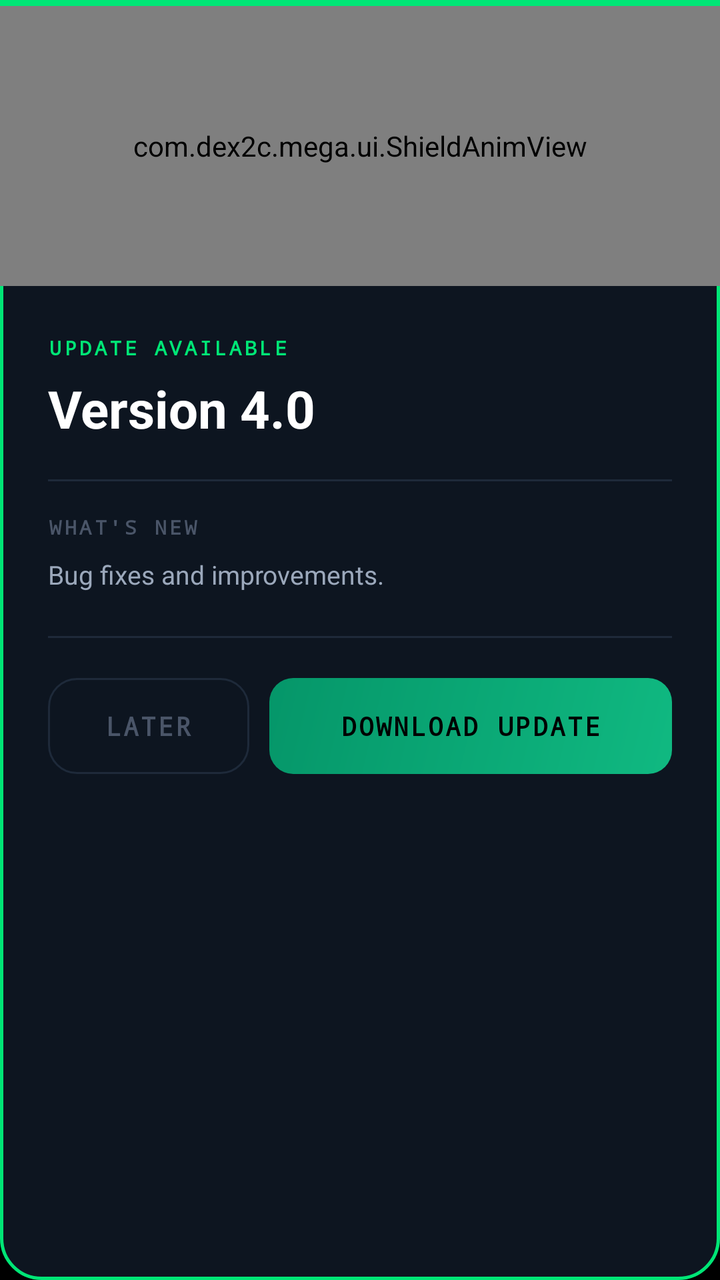
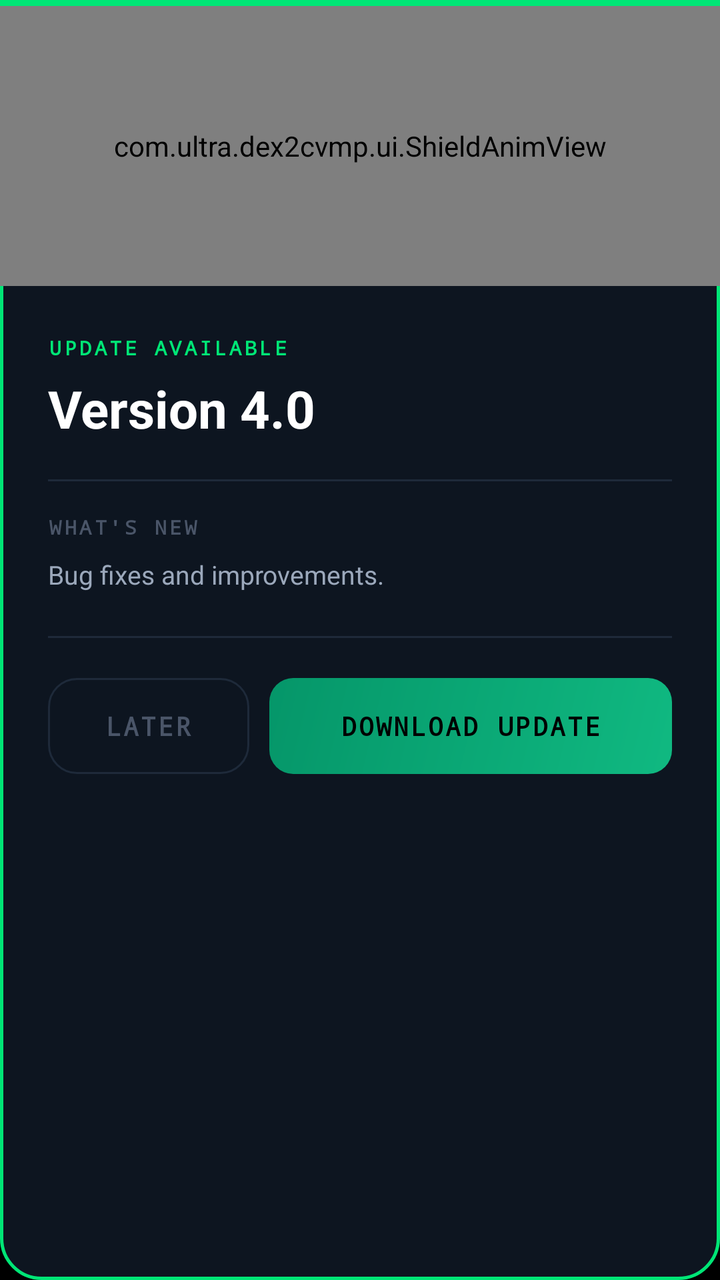

Two renders of the same Android screen: before a commit and after it. Below are the layout's source before the change and the commit's diff.
<!-- AndroidManifest.xml: application theme Theme.Dex2cMega -->
<!-- res/layout/dialog_update.xml -->
<?xml version="1.0" encoding="utf-8"?>
<LinearLayout xmlns:android="http://schemas.android.com/apk/res/android"
    android:layout_width="match_parent"
    android:layout_height="wrap_content"
    android:orientation="vertical"
    android:background="@drawable/bg_dialog_dark"
    android:clipChildren="true"
    android:clipToPadding="true">

    
    <View
        android:layout_width="match_parent"
        android:layout_height="3dp"
        android:background="@color/accent_green" />

    
    <com.dex2c.mega.ui.ShieldAnimView
        android:id="@+id/update_shield_view"
        android:layout_width="match_parent"
        android:layout_height="140dp"
        android:background="@color/bg_card2" />

    
    <LinearLayout
        android:layout_width="match_parent"
        android:layout_height="wrap_content"
        android:orientation="vertical"
        android:padding="24dp">

        
        <TextView
            android:id="@+id/tv_update_label"
            android:layout_width="wrap_content"
            android:layout_height="wrap_content"
            android:text="UPDATE AVAILABLE"
            android:textColor="@color/accent_green"
            android:textSize="10sp"
            android:textStyle="bold"
            android:letterSpacing="0.15"
            android:fontFamily="monospace"
            android:layout_marginBottom="6dp" />

        
        <TextView
            android:id="@+id/tv_update_version"
            android:layout_width="wrap_content"
            android:layout_height="wrap_content"
            android:text="Version 4.0"
            android:textColor="@color/text_primary"
            android:textSize="26sp"
            android:textStyle="bold"
            android:layout_marginBottom="18dp" />

        
        <View
            android:id="@+id/divider_update_1"
            android:layout_width="match_parent"
            android:layout_height="1dp"
            android:background="@color/border"
            android:layout_marginBottom="16dp" />

        
        <TextView
            android:id="@+id/tv_update_whats_new"
            android:layout_width="wrap_content"
            android:layout_height="wrap_content"
            android:text="WHAT'S NEW"
            android:textColor="@color/text_muted"
            android:textSize="10sp"
            android:textStyle="bold"
            android:letterSpacing="0.15"
            android:fontFamily="monospace"
            android:layout_marginBottom="8dp" />

        
        <TextView
            android:id="@+id/tv_update_changelog"
            android:layout_width="match_parent"
            android:layout_height="wrap_content"
            android:text="Bug fixes and improvements."
            android:textColor="@color/text_secondary"
            android:textSize="13sp"
            android:lineSpacingExtra="5dp"
            android:layout_marginBottom="22dp" />

        
        <View
            android:id="@+id/divider_update_2"
            android:layout_width="match_parent"
            android:layout_height="1dp"
            android:background="@color/border"
            android:layout_marginBottom="20dp" />

        
        <LinearLayout
            android:id="@+id/update_buttons_row"
            android:layout_width="match_parent"
            android:layout_height="wrap_content"
            android:orientation="horizontal">

            
            <LinearLayout
                android:id="@+id/btn_update_later"
                android:layout_width="0dp"
                android:layout_height="48dp"
                android:layout_weight="1"
                android:gravity="center"
                android:background="@drawable/bg_card_border"
                android:layout_marginEnd="10dp"
                android:clickable="true"
                android:focusable="true">
                <TextView
                    android:layout_width="wrap_content"
                    android:layout_height="wrap_content"
                    android:text="LATER"
                    android:textColor="@color/text_muted"
                    android:textSize="13sp"
                    android:textStyle="bold"
                    android:letterSpacing="0.08"
                    android:fontFamily="monospace" />
            </LinearLayout>

            
            <LinearLayout
                android:id="@+id/btn_update_download"
                android:layout_width="0dp"
                android:layout_height="48dp"
                android:layout_weight="2"
                android:gravity="center"
                android:background="@drawable/bg_btn_green"
                android:clickable="true"
                android:focusable="true">
                <TextView
                    android:id="@+id/tv_btn_download_text"
                    android:layout_width="wrap_content"
                    android:layout_height="wrap_content"
                    android:text="DOWNLOAD UPDATE"
                    android:textColor="@color/black"
                    android:textSize="13sp"
                    android:textStyle="bold"
                    android:letterSpacing="0.08"
                    android:fontFamily="monospace" />
            </LinearLayout>

        </LinearLayout>

        
        <LinearLayout
            android:id="@+id/download_complete_section"
            android:layout_width="match_parent"
            android:layout_height="wrap_content"
            android:orientation="vertical"
            android:visibility="gone">

            
            <LinearLayout
                android:layout_width="match_parent"
                android:layout_height="wrap_content"
                android:orientation="horizontal"
                android:gravity="center_vertical"
                android:background="@drawable/bg_card_border"
                android:padding="14dp"
                android:layout_marginBottom="14dp">

                
                <TextView
                    android:layout_width="wrap_content"
                    android:layout_height="wrap_content"
                    android:text="✓"
                    android:textColor="@color/accent_green"
                    android:textSize="22sp"
                    android:textStyle="bold"
                    android:layout_marginEnd="12dp" />

                <LinearLayout
                    android:layout_width="0dp"
                    android:layout_height="wrap_content"
                    android:layout_weight="1"
                    android:orientation="vertical">

                    <TextView
                        android:layout_width="wrap_content"
                        android:layout_height="wrap_content"
                        android:text="DOWNLOADED"
                        android:textColor="@color/accent_green"
                        android:textSize="10sp"
                        android:textStyle="bold"
                        android:letterSpacing="0.15"
                        android:fontFamily="monospace"
                        android:layout_marginBottom="3dp" />

                    <TextView
                        android:id="@+id/tv_download_path"
                        android:layout_width="wrap_content"
                        android:layout_height="wrap_content"
                        android:text="/storage/emulated/0/Download/Dex2cMega_update.apk"
                        android:textColor="@color/text_secondary"
                        android:textSize="11sp"
                        android:fontFamily="monospace" />

                </LinearLayout>

            </LinearLayout>

            
            <LinearLayout
                android:id="@+id/btn_install_now"
                android:layout_width="match_parent"
                android:layout_height="52dp"
                android:gravity="center"
                android:background="@drawable/bg_btn_green"
                android:clickable="true"
                android:focusable="true">
                <TextView
                    android:layout_width="wrap_content"
                    android:layout_height="wrap_content"
                    android:text="INSTALL NOW"
                    android:textColor="@color/black"
                    android:textSize="14sp"
                    android:textStyle="bold"
                    android:letterSpacing="0.08"
                    android:fontFamily="monospace" />
            </LinearLayout>

        </LinearLayout>

    </LinearLayout>

</LinearLayout>
<!-- resources referenced by this layout -->
<resources>
  <color name="accent_green">#00E676</color>
  <color name="bg_card2">#111E2E</color>
  <color name="black">#000000</color>
  <color name="border">#1E2A3A</color>
  <color name="text_muted">#4A5568</color>
  <color name="text_primary">#FFFFFF</color>
  <color name="text_secondary">#9BA8BB</color>
  <!-- drawable bg_btn_green (drawable) -->
  <?xml version="1.0" encoding="utf-8"?>
  <shape xmlns:android="http://schemas.android.com/apk/res/android">
      <gradient
          android:type="linear"
          android:startColor="#10B981"
          android:endColor="#059669"
          android:angle="135" />
      <corners android:radius="12dp" />
  </shape>
  <!-- drawable bg_card_border (drawable) -->
  <?xml version="1.0" encoding="utf-8"?>
  <shape xmlns:android="http://schemas.android.com/apk/res/android">
      <solid android:color="@color/bg_card" />
      <stroke android:width="1dp" android:color="@color/border" />
      <corners android:radius="14dp" />
  </shape>
  <!-- drawable bg_dialog_dark (drawable) -->
  <?xml version="1.0" encoding="utf-8"?>
  <shape xmlns:android="http://schemas.android.com/apk/res/android"
      android:shape="rectangle">
      <solid android:color="#0D1520" />
      <stroke android:width="1.5dp" android:color="#00E676" />
      <corners android:radius="20dp" />
  </shape>
  <style name="Theme.Dex2cMega" parent="Theme.MaterialComponents.DayNight.NoActionBar">
          <item name="colorPrimary">@color/accent_green</item>
          <item name="colorPrimaryVariant">@color/accent_green_dim</item>
          <item name="colorOnPrimary">@color/black</item>
          <item name="colorSecondary">@color/accent_blue</item>
          <item name="colorOnSecondary">@color/black</item>
          <item name="android:colorBackground">@color/bg_dark</item>
          <item name="colorSurface">@color/bg_card</item>
          <item name="colorOnSurface">@color/text_primary</item>
          <item name="android:windowBackground">@color/bg_dark</item>
          <item name="android:statusBarColor">@color/bg_dark</item>
          <item name="android:navigationBarColor">@color/nav_bg</item>
          <item name="android:fontFamily">sans-serif</item>
          <item name="switchStyle">@style/SwitchStyle</item>
      </style>
  <color name="bg_card">#0D1520</color>
  <color name="accent_green_dim">#00C853</color>
  <color name="accent_blue">#00E5FF</color>
  <color name="bg_dark">#000000</color>
  <color name="nav_bg">#000000</color>
  <style name="SwitchStyle" parent="Widget.MaterialComponents.CompoundButton.Switch">
          <item name="colorPrimary">@color/accent_green</item>
          <item name="colorControlActivated">@color/accent_green</item>
      </style>
</resources>

<!-- the commit's change to res/layout/dialog_update.xml (unified diff, before → after) -->
@@ -14,7 +14,7 @@
         android:background="@color/accent_green" />
 
     
-    <com.dex2c.mega.ui.ShieldAnimView
+    <com.ultra.dex2cvmp.ui.ShieldAnimView
         android:id="@+id/update_shield_view"
         android:layout_width="match_parent"
         android:layout_height="140dp"
